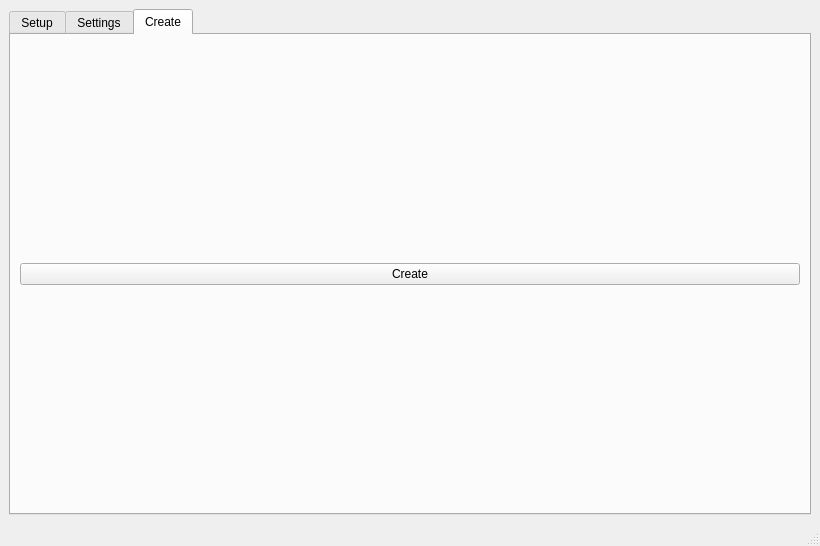
The window that UI/UI.ui (oskaddddd/MapDataDysplay) describes before a commit, drawn with Qt 5.
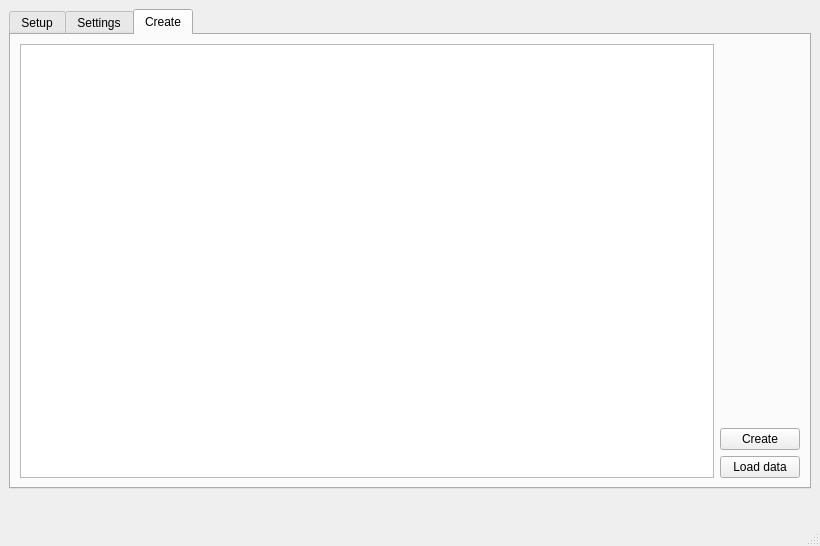
The same window after the commit. The open tabs and pages were chosen to show the change.

Commit message: Partialy implemented data dysplay into GUI

Diff of the .ui file:
```diff
--- a/UI/UI.ui
+++ b/UI/UI.ui
@@ -18,7 +18,33 @@
   </property>
   <widget class="QWidget" name="centralwidget">
    <layout class="QGridLayout" name="gridLayout_2">
-    <item row="0" column="0" rowspan="2">
+    <item row="2" column="0">
+     <widget class="QLabel" name="error_message">
+      <property name="sizePolicy">
+       <sizepolicy hsizetype="Preferred" vsizetype="Fixed">
+        <horstretch>0</horstretch>
+        <verstretch>0</verstretch>
+       </sizepolicy>
+      </property>
+      <property name="text">
+       <string/>
+      </property>
+     </widget>
+    </item>
+    <item row="2" column="1">
+     <spacer name="horizontalSpacer_2">
+      <property name="orientation">
+       <enum>Qt::Horizontal</enum>
+      </property>
+      <property name="sizeHint" stdset="0">
+       <size>
+        <width>40</width>
+        <height>20</height>
+       </size>
+      </property>
+     </spacer>
+    </item>
+    <item row="0" column="0" rowspan="2" colspan="2">
      <widget class="QTabWidget" name="tabWidget">
       <property name="currentIndex">
        <number>1</number>
@@ -484,7 +510,17 @@
         <string>Create</string>
        </attribute>
        <layout class="QGridLayout" name="gridLayout_6">
-        <item row="0" column="0">
+        <item row="0" column="0" rowspan="3">
+         <widget class="QGraphicsView" name="graphicsView"/>
+        </item>
+        <item row="2" column="1">
+         <widget class="QPushButton" name="load_data_button">
+          <property name="text">
+           <string>Load data</string>
+          </property>
+         </widget>
+        </item>
+        <item row="1" column="1">
          <widget class="QPushButton" name="create_button">
           <property name="text">
            <string>Create</string>
```
Left out of the diff: 6 changed lines with no effect on the pictures. The commit also changes 10 other files.
